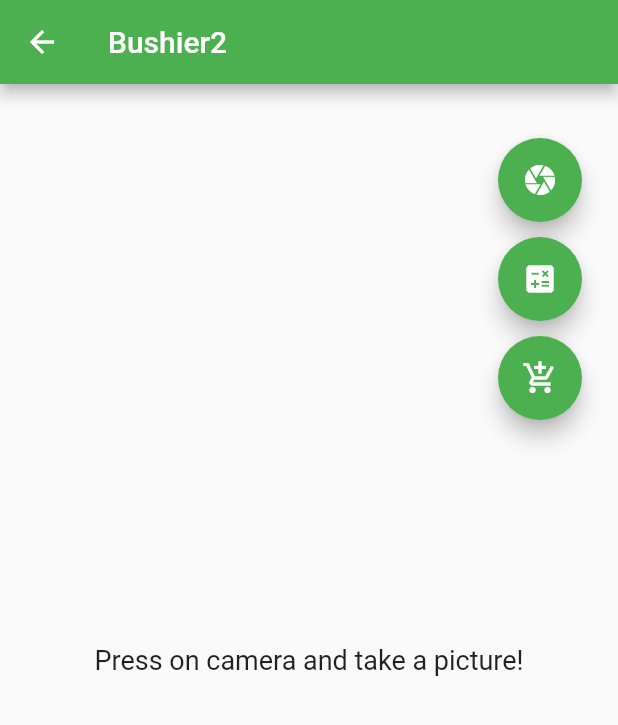
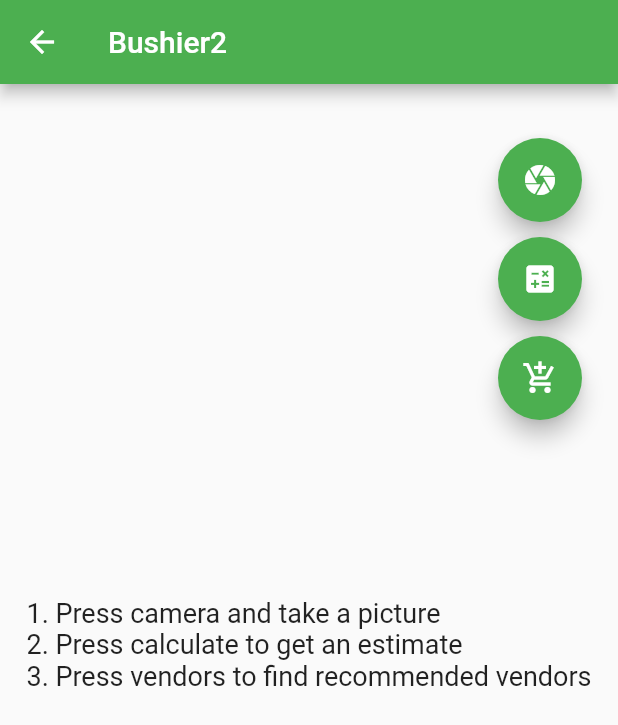
Before and after one commit to drcoconutphd/bushier2, a Flutter app: the screen it shows after launch, after a tap on "Enter Now!", on a phone screen of 412 x 824 dp. Shown: the top 725 px of the screen. Run offline on Flutter 3.47's test engine with Material 2 defaults, Android fonts, the phone set to English and light mode, and no system bars; our stand-ins replace camera, firebase_core, firebase_database, flutter_svg, geolocator, syncfusion_flutter_charts; missing offline and left inert: firebase_ml_model_downloader, tflite_flutter, tflite_flutter_helper; accounts and stored records are empty.

Commit message:
HomePage: add instructions

```diff
--- a/lib/views/HomeView.dart
+++ b/lib/views/HomeView.dart
@@ -34,6 +34,11 @@ class _HomeViewState extends State<HomeView> {
   String? imagePath;
   Uint8List? visList;
 
+  bool isButtonActivePicture = true;
+  bool isButtonActiveCalculate = false;
+  bool isButtonActiveVendor = false;
+
+
   Widget takePictureButton() {
     return FloatingActionButton(
       onPressed: () async {
@@ -44,12 +49,17 @@ class _HomeViewState extends State<HomeView> {
                   CaptureView(camera: widget.cameraDescription),
             ),
           );
+          isButtonActivePicture = false;
+          isButtonActiveCalculate = true;
           setState(() {});
         } catch (e) {
           SnackBar(content: Text(e.toString()));
         }
       },
       child: const Icon(Icons.camera),
+      backgroundColor: isButtonActivePicture
+          ? Colors.green
+          : Colors.green,
     );
   }
 
@@ -64,6 +74,9 @@ class _HomeViewState extends State<HomeView> {
         );
       },
       child: const Icon(Icons.add_shopping_cart_outlined),
+      backgroundColor: isButtonActiveVendor
+          ? Colors.green
+          : Colors.green,
     );
   }
 
@@ -83,11 +96,16 @@ class _HomeViewState extends State<HomeView> {
         if (imagePath != null) {
           Uint8List labelList = segmentor.segment(imagePath!);
           visList = segmentor.visualise(labelList);
+          isButtonActiveCalculate = false;
+          isButtonActiveVendor = true;
           setState(() {});
           print("HomeView/calculateTestButton: aft seg\n$visList");
         }
       },
       child: const Icon(Icons.calculate),
+      backgroundColor: isButtonActiveCalculate
+          ? Colors.green
+          : Colors.green,
     );
   }
 
@@ -108,7 +126,9 @@ class _HomeViewState extends State<HomeView> {
             child: Center(
               // layout widget, positions single child in middle of parent
               child: (imagePath == null)
-                  ? Text("Press on camera and take a picture!",
+                  ? Text("1. Press camera and take a picture\n"
+                    "2. Press calculate to get an estimate\n"
+                    "3. Press vendors to find recommended vendors\n",
                     style: CustomWidgets.instructionTextStyle(context))
                   : Column(
                       // layout widget, arrange children vertically
```
